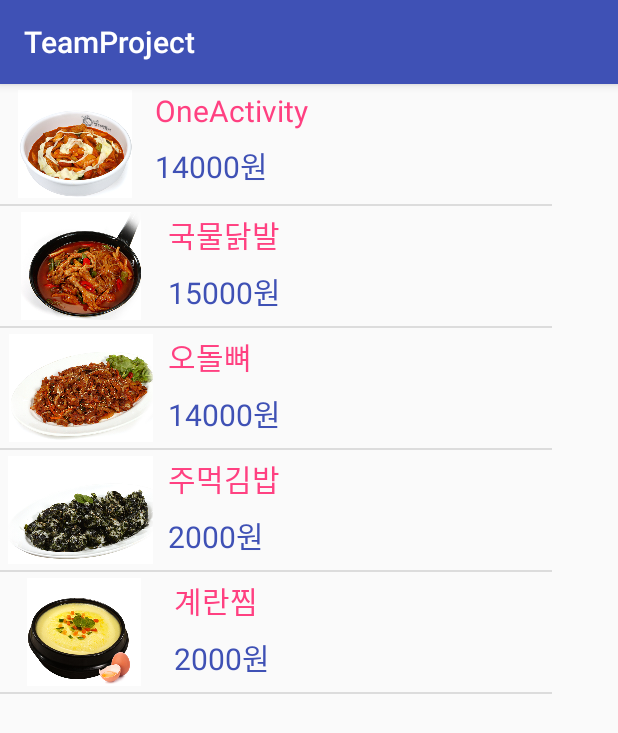
After one commit to seyoung7008/TeamProject, an Android app: the OneActivity screen opened directly, with no data from a screen before it, on a phone screen of 412 x 824 dp. The commit adds this screen. Shown: the top 733 px of the screen. Run offline under Robolectric (Android 15) with nearby library versions, the phone set to English and light mode, and no system bars.

Commit message:
엽기떡볶이 리스트뷰
엽기떡볶이 메뉴에 이미지뷰를 리스트뷰로 추가

```diff
--- a/app/src/main/AndroidManifest.xml
+++ b/app/src/main/AndroidManifest.xml
@@ -16,6 +16,7 @@
                 <category android:name="android.intent.category.LAUNCHER" />
             </intent-filter>
         </activity>
+        <activity android:name=".OneActivity"></activity>
     </application>
 
 </manifest>
--- /dev/null
+++ b/app/src/main/java/com/example/sy/teamproject/OneActivity.java
@@ -0,0 +1,44 @@
+package com.example.sy.teamproject;
+
+import android.content.Intent;
+import android.support.v7.app.AppCompatActivity;
+import android.os.Bundle;
+import android.view.View;
+import android.widget.AdapterView;
+import android.widget.ListView;
+
+import java.util.ArrayList;
+
+public class OneActivity extends AppCompatActivity {
+    static MyAdapter adapter;
+    @Override
+    protected void onCreate(Bundle savedInstanceState) {
+        super.onCreate(savedInstanceState);
+        setContentView(R.layout.activity_main);
+
+        // 데이터 원본 준비
+        ArrayList<MyItem> data = new ArrayList<MyItem>();
+        data.add(new MyItem(R.drawable.image11, "OneActivity", "14000원"));
+        data.add(new MyItem(R.drawable.image12, "국물닭발", "15000원"));
+        data.add(new MyItem(R.drawable.image13, "오돌뼈", "14000원"));
+        data.add(new MyItem(R.drawable.image14, "주먹김밥", "2000원 "));
+        data.add(new MyItem(R.drawable.image15, "계란찜", "2000원"));
+
+        adapter = new MyAdapter(this, R.layout.item, data);
+
+        //어댑터 연결
+        ListView listView = (ListView)findViewById(R.id.listView);
+        listView.setAdapter(adapter);
+
+        listView.setOnItemClickListener(new AdapterView.OnItemClickListener() {
+            public void onItemClick(AdapterView<?> parent, View vClicked,
+                                    int position, long id) {
+
+                Intent intent = new Intent(getApplicationContext(), OneActivity.class);
+                startActivity(intent);
+
+            }
+        });
+
+    }
+}
--- a/app/src/main/res/layout/activity_main.xml
+++ b/app/src/main/res/layout/activity_main.xml
@@ -4,7 +4,8 @@
     xmlns:tools="http://schemas.android.com/tools"
     android:layout_width="match_parent"
     android:layout_height="match_parent"
-    tools:context="com.example.sy.teamproject.MainActivity">
+    tools:context="com.example.sy.teamproject.MainActivity"
+    >
 
     <LinearLayout xmlns:android="http://schemas.android.com/apk/res/android"
         android:orientation="vertical"
```
Also changed, not shown: app/src/main/java/com/example/sy/teamproject/MainActivity.java (+5 -2 lines), app/src/main/res/layout/activity_one.xml (added, +9 -0 lines), app/src/main/res/drawable/image11.jpg (added), app/src/main/res/drawable/image12.jpg (added), app/src/main/res/drawable/image13.jpg (added), app/src/main/res/drawable/image14.jpg (added), app/src/main/res/drawable/image15.jpg (added).
